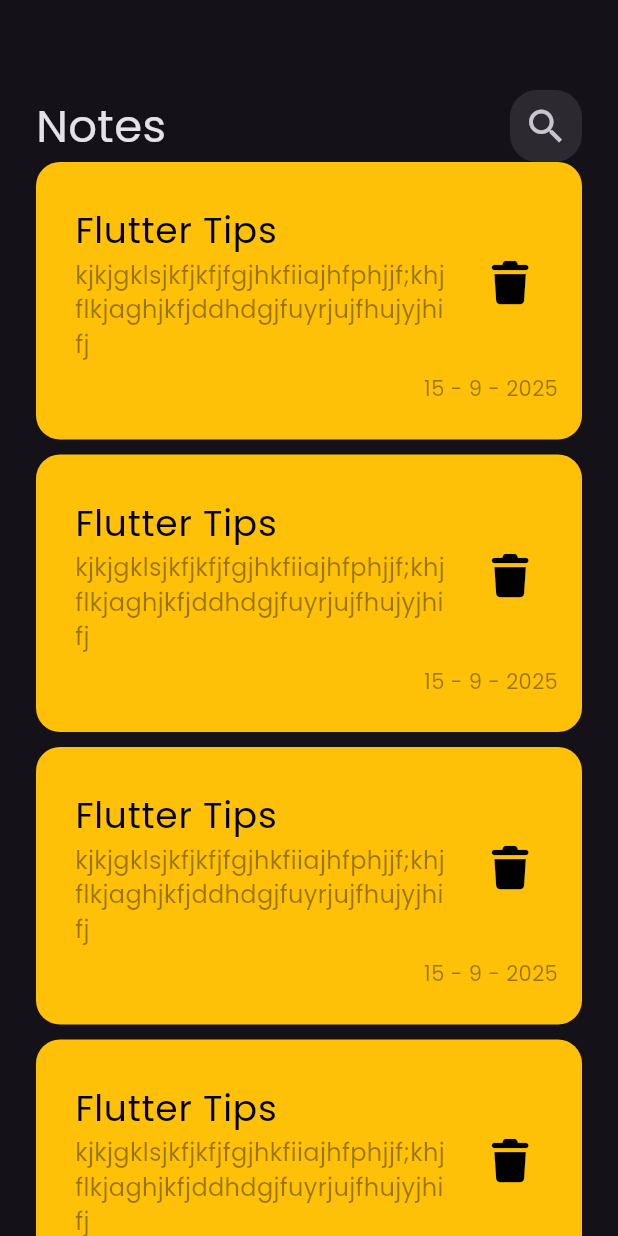
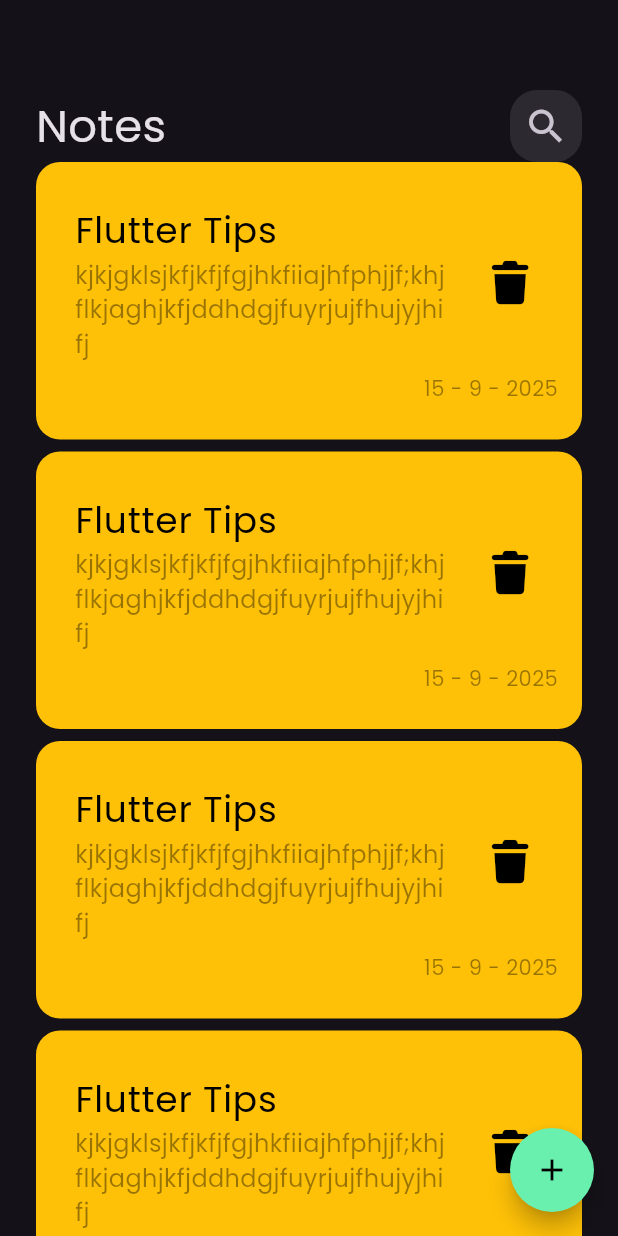
Before and after one commit to TarekHayan/Note-App, a Flutter app: the screen it shows after launch, on a phone screen of 412 x 824 dp. Run offline on Flutter 3.47's test engine with Material 3 defaults, Android fonts, the phone set to English and light mode, and no system bars; our stand-ins replace font_awesome_flutter.

Commit message:
create custom floating action button

```diff
--- a/lib/views/home_padge.dart
+++ b/lib/views/home_padge.dart
@@ -6,6 +6,14 @@ class HomePadge extends StatelessWidget {
 
   @override
   Widget build(BuildContext context) {
-    return const Scaffold(body: NotesView());
+    return Scaffold(
+      floatingActionButton: FloatingActionButton(
+        onPressed: () {},
+        backgroundColor: Colors.greenAccent,
+        shape: CircleBorder(),
+        child: Icon(Icons.add, color: Colors.black),
+      ),
+      body: const NotesView(),
+    );
   }
 }
--- a/lib/widgets/custom_note_item.dart
+++ b/lib/widgets/custom_note_item.dart
@@ -2,8 +2,7 @@ import 'package:flutter/material.dart';
 import 'package:font_awesome_flutter/font_awesome_flutter.dart';
 
 class CustomNeteItem extends StatelessWidget {
-  CustomNeteItem({super.key});
-  final dateTime = DateTime.now();
+  const CustomNeteItem({super.key});
 
   @override
   Widget build(BuildContext context) {
@@ -37,7 +36,7 @@ class CustomNeteItem extends StatelessWidget {
           Padding(
             padding: const EdgeInsets.only(right: 16),
             child: Text(
-              "${dateTime.day} - ${dateTime.month} - ${dateTime.year}",
+              "15 - 9 - 2025",
               style: TextStyle(color: Colors.black.withOpacity(0.4)),
             ),
           ),
--- a/lib/widgets/note_item_list.dart
+++ b/lib/widgets/note_item_list.dart
@@ -0,0 +1,18 @@
+import 'package:flutter/material.dart';
+import 'package:note_app/widgets/custom_note_item.dart';
+
+class NoteItemList extends StatelessWidget {
+  const NoteItemList({super.key});
+
+  @override
+  Widget build(BuildContext context) {
+    return ListView.builder(
+      itemBuilder: (context, index) {
+        return Padding(
+          padding: const EdgeInsets.only(bottom: 8),
+          child: CustomNeteItem(),
+        );
+      },
+    );
+  }
+}
--- a/lib/widgets/notes_view.dart
+++ b/lib/widgets/notes_view.dart
@@ -1,6 +1,6 @@
 import 'package:flutter/material.dart';
 import 'package:note_app/widgets/custom_app_bar.dart';
-import 'package:note_app/widgets/custom_note_item.dart';
+import 'package:note_app/widgets/note_item_list.dart';
 
 class NotesView extends StatelessWidget {
   const NotesView({super.key});
@@ -9,7 +9,7 @@ class NotesView extends StatelessWidget {
   Widget build(BuildContext context) {
     return Padding(
       padding: const EdgeInsets.symmetric(horizontal: 24),
-      child: Column(
+      child: const Column(
         children: [
           SizedBox(height: 60),
           CustomAppBar(title: "Notes"),
@@ -19,19 +19,3 @@ class NotesView extends StatelessWidget {
     );
   }
 }
-
-class NoteItemList extends StatelessWidget {
-  const NoteItemList({super.key});
-
-  @override
-  Widget build(BuildContext context) {
-    return ListView.builder(
-      itemBuilder: (context, index) {
-        return Padding(
-          padding: const EdgeInsets.only(bottom: 10),
-          child: CustomNeteItem(),
-        );
-      },
-    );
-  }
-}
```
Also changed, not shown: lib/widgets/custom_floating_action_button.dart (added).
